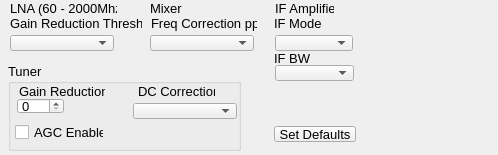
First picture: the form in plugins/SDRPlayDevice/sdrplayoptions.ui, repository oldscienceguy/PebbleSDR, before the edit.
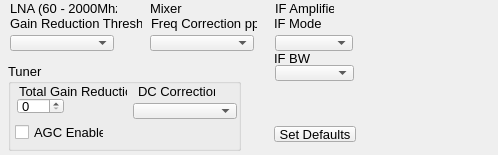
Second picture: the form after the edit.

Commit message:
Checkpoint - working sdrplay
Lots of bug fixes to producer logic

The edit to the form file:
```diff
--- a/plugins/SDRPlayDevice/sdrplayoptions.ui
+++ b/plugins/SDRPlayDevice/sdrplayoptions.ui
@@ -245,7 +245,7 @@
      <rect>
       <x>11</x>
       <y>20</y>
-      <width>86</width>
+      <width>108</width>
       <height>16</height>
      </rect>
     </property>
@@ -255,7 +255,7 @@
      </font>
     </property>
     <property name="text">
-     <string>Gain Reduction</string>
+     <string>Total Gain Reduction</string>
     </property>
    </widget>
    <widget class="QCheckBox" name="agcEnabled">
```
Left out of the diff: 2 changed lines with no effect on the pictures. The commit also changes 2 other files.
